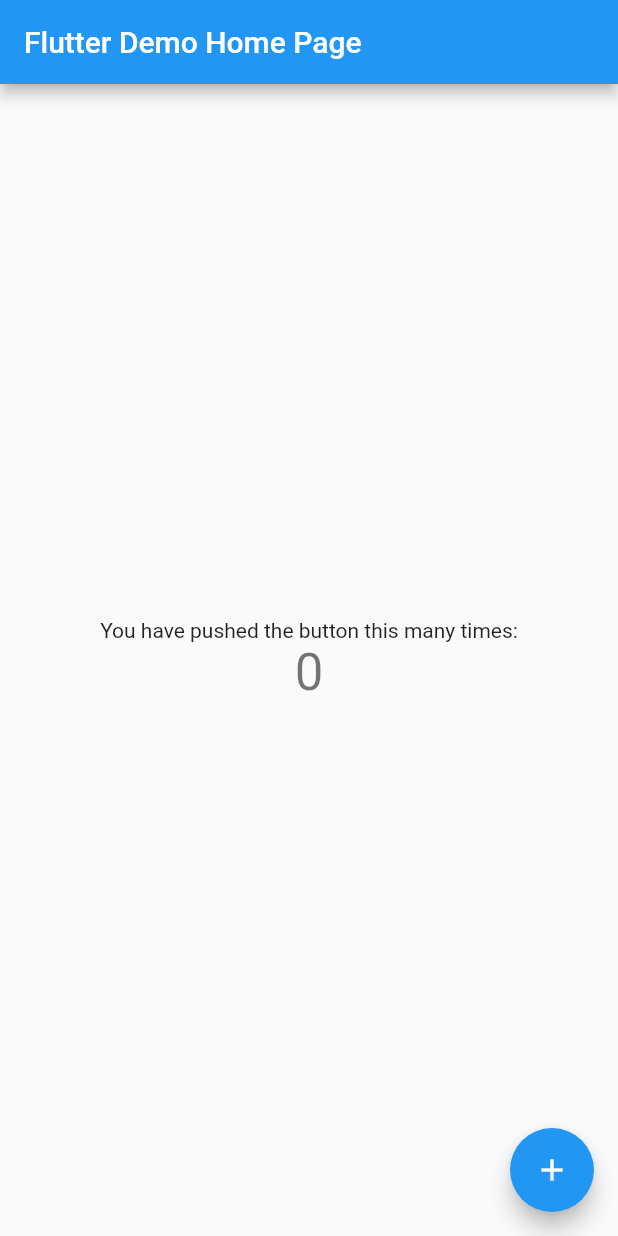
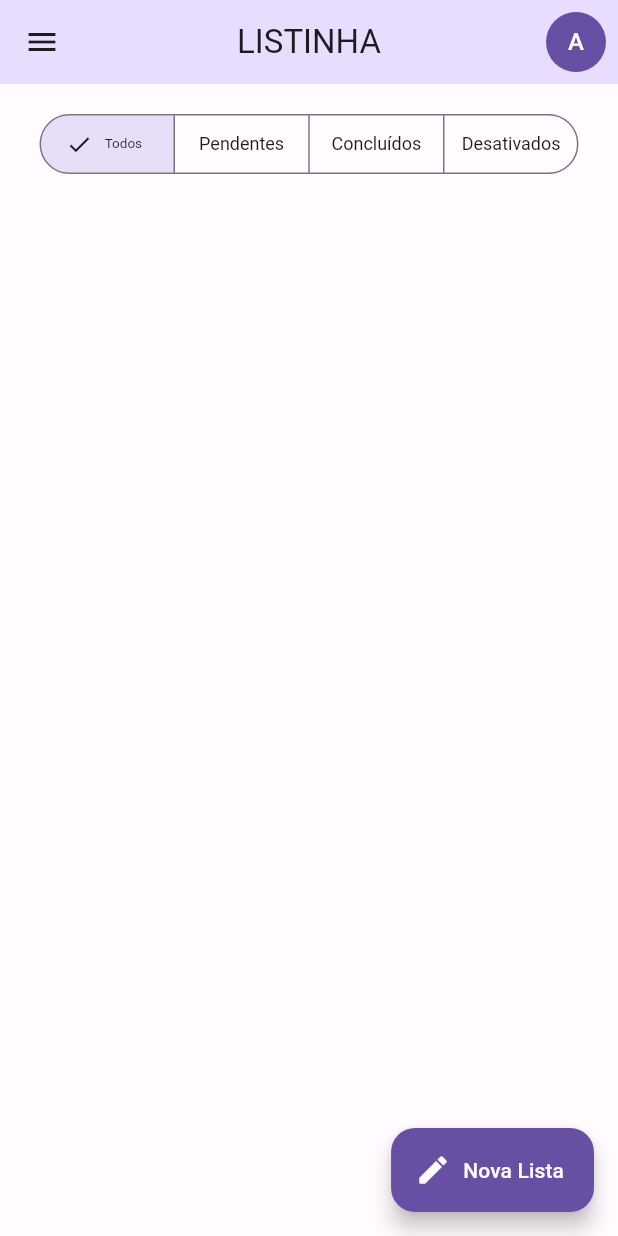
Before and after one commit to alvaroreis/listinha, a Flutter app: the screen it shows after launch, on a phone screen of 412 x 824 dp. Run offline on Flutter 3.47's test engine with Material 2 defaults, Android fonts, the phone set to English and light mode, and no system bars; our stand-ins replace flutter_modular.

Commit message:
feat: add home module

```diff
--- a/app/lib/main.dart
+++ b/app/lib/main.dart
@@ -1,67 +1,13 @@
 import 'package:flutter/material.dart';
+import 'package:flutter_modular/flutter_modular.dart';
+import 'package:listinha/src/app_module.dart';
+import 'package:listinha/src/app_widget.dart';
 
 void main() {
-  runApp(const MyApp());
+  runApp(
+    ModularApp(
+      module: AppModule(),
+      child: const AppWidget(),
+    ),
+  );
 }
-
-class MyApp extends StatelessWidget {
-  const MyApp({super.key});
-
-  @override
-  Widget build(BuildContext context) {
-    return MaterialApp(
-      title: 'Flutter Demo',
-      theme: ThemeData(
-        primarySwatch: Colors.blue,
-      ),
-      home: const MyHomePage(title: 'Flutter Demo Home Page'),
-    );
-  }
-}
-
-class MyHomePage extends StatefulWidget {
-  const MyHomePage({super.key, required this.title});
-
-  final String title;
-
-  @override
-  State<MyHomePage> createState() => _MyHomePageState();
-}
-
-class _MyHomePageState extends State<MyHomePage> {
-  int _counter = 0;
-
-  void _incrementCounter() {
-    setState(() {
-      _counter++;
-    });
-  }
-
-  @override
-  Widget build(BuildContext context) {
-    return Scaffold(
-      appBar: AppBar(
-        title: Text(widget.title),
-      ),
-      body: Center(
-        child: Column(
-          mainAxisAlignment: MainAxisAlignment.center,
-          children: <Widget>[
-            const Text(
-              'You have pushed the button this many times:',
-            ),
-            Text(
-              '$_counter',
-              style: Theme.of(context).textTheme.headlineMedium,
-            ),
-          ],
-        ),
-      ),
-      floatingActionButton: FloatingActionButton(
-        onPressed: _incrementCounter,
-        tooltip: 'Increment',
-        child: const Icon(Icons.add),
-      ),
-    );
-  }
-}
--- /dev/null
+++ b/app/lib/src/app_widget.dart
@@ -0,0 +1,23 @@
+import 'package:flutter/material.dart';
+import 'package:flutter_modular/flutter_modular.dart';
+
+part 'shared/themes/color_schemes.g.dart';
+part 'shared/themes/themes.dart';
+
+class AppWidget extends StatelessWidget {
+  const AppWidget({Key? key}) : super(key: key);
+
+  @override
+  Widget build(BuildContext context) {
+    Modular.setInitialRoute('/home/');
+    return MaterialApp.router(
+      title: 'Flutter Demo',
+      debugShowCheckedModeBanner: false,
+      themeMode: ThemeMode.light,
+      theme: _lightTheme,
+      darkTheme: _darkTheme,
+      routerDelegate: Modular.routerDelegate,
+      routeInformationParser: Modular.routeInformationParser,
+    );
+  }
+}
--- /dev/null
+++ b/app/lib/src/home/home_page.dart
@@ -0,0 +1,49 @@
+import 'package:flutter/material.dart';
+import 'package:listinha/src/home/widgets/custom_drawer.dart';
+import 'package:listinha/src/shared/widgets/user_image_button.dart';
+
+class HomePage extends StatelessWidget {
+  const HomePage({Key? key}) : super(key: key);
+
+  @override
+  Widget build(BuildContext context) {
+    return Scaffold(
+      appBar: AppBar(
+        title: const Text('LISTINHA'),
+        actions: const [
+          Padding(
+            padding: EdgeInsets.symmetric(horizontal: 8),
+            child: UserImageButton(),
+          ),
+        ],
+      ),
+      floatingActionButton: FloatingActionButton.extended(
+        onPressed: () {
+          Navigator.pushNamed(context, './edit');
+        },
+        icon: const Icon(Icons.edit_rounded),
+        label: const Text('Nova Lista'),
+      ),
+      drawer: const CustomDrawer(),
+      body: Center(
+        child: Padding(
+          padding: const EdgeInsets.all(16),
+          child: Column(
+            children: [
+              SegmentedButton<int>(
+                segments: const [
+                  ButtonSegment(value: 0, label: Text('Todos')),
+                  ButtonSegment(value: 1, label: Text('Pendentes')),
+                  ButtonSegment(value: 2, label: Text('Concluídos')),
+                  ButtonSegment(value: 3, label: Text('Desativados')),
+                ],
+                onSelectionChanged: (selected) {},
+                selected: const {0},
+              ),
+            ],
+          ),
+        ),
+      ),
+    );
+  }
+}
```
Also changed, not shown: app/lib/src/app_module.dart (added, +9 -0 lines), app/lib/src/home/edit_task_board_page.dart (added, +15 -0 lines), app/lib/src/home/home_module.dart (added, +14 -0 lines), 1 other file.
